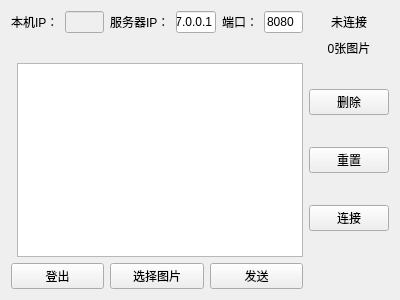
This is send_client.ui in Forrest-Stone/Car as Qt 5 draws it before an edit. The edited form follows.
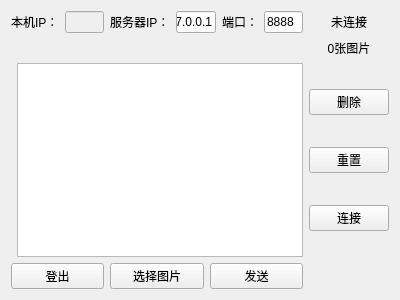
This is the edited form.

Commit message: 信号，槽函数添加

```diff
--- a/send_client.ui
+++ b/send_client.ui
@@ -54,7 +54,7 @@
      <item>
       <widget class="QLineEdit" name="net_port_lineEdit">
        <property name="text">
-        <string>8080</string>
+        <string>8888</string>
        </property>
       </widget>
      </item>
```
The commit also changes 2 other files.
